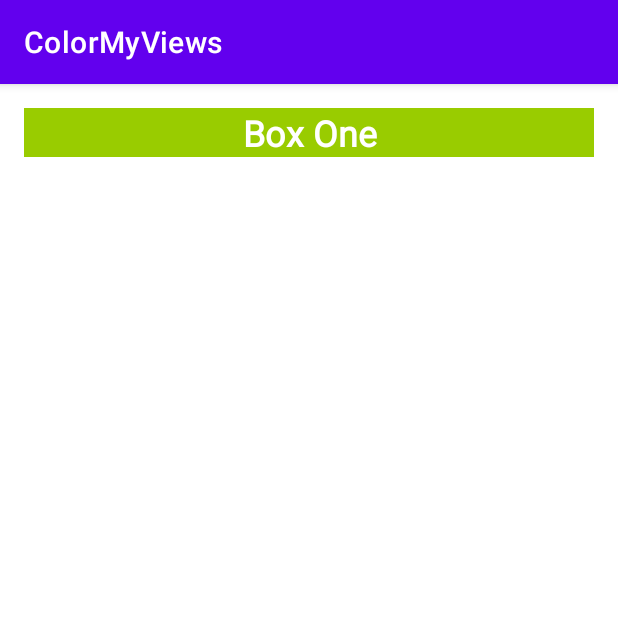
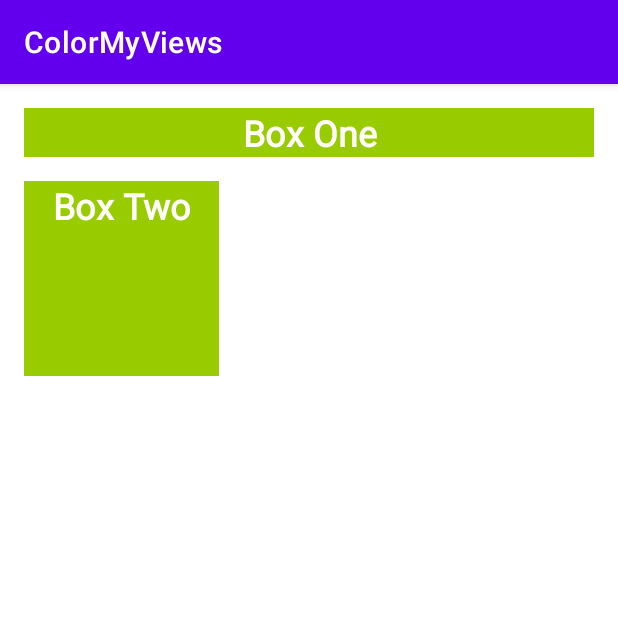
Before and after one commit to mengting-android-learning/ColorMyViews, an Android app: the screen it shows after launch (MainActivity), on a phone screen of 412 x 824 dp, the top half of it. Run offline under Robolectric (Android 15) with nearby library versions, the phone set to English and light mode, and no system bars.

Commit message:
[feat]:add second textview and add constraints

```diff
--- a/app/src/main/res/layout/activity_main.xml
+++ b/app/src/main/res/layout/activity_main.xml
@@ -20,4 +20,15 @@
         app:layout_constraintStart_toStartOf="parent"
         app:layout_constraintTop_toTopOf="parent" />
 
-  </androidx.constraintlayout.widget.ConstraintLayout>
+    <TextView
+        android:id="@+id/box_two_text"
+        style="@style/whiteBox"
+        android:layout_width="130dp"
+        android:layout_height="130dp"
+        android:layout_marginStart="@dimen/margin_wide"
+        android:layout_marginTop="@dimen/margin_wide"
+        android:text="@string/box_two"
+        app:layout_constraintStart_toStartOf="parent"
+        app:layout_constraintTop_toBottomOf="@+id/box_one_text" />
+
+</androidx.constraintlayout.widget.ConstraintLayout>
--- a/app/src/main/res/values/strings.xml
+++ b/app/src/main/res/values/strings.xml
@@ -1,4 +1,5 @@
 <resources>
     <string name="app_name">ColorMyViews</string>
     <string name="box_one">Box One</string>
+    <string name="box_two">Box Two</string>
 </resources>
```
